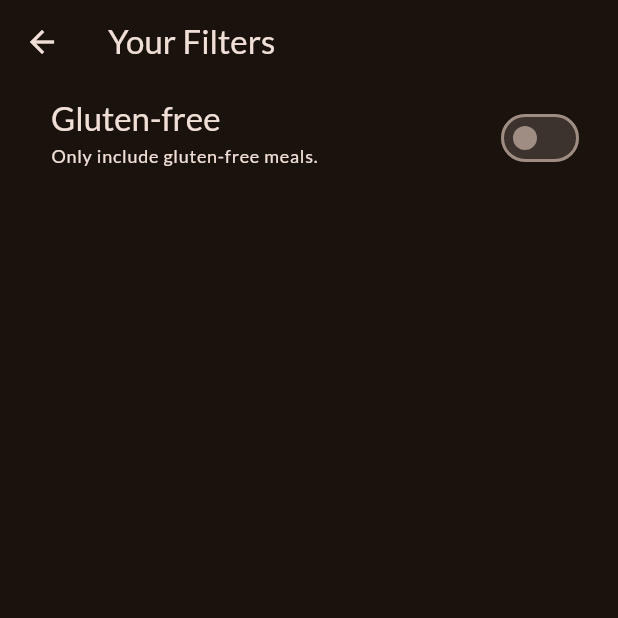
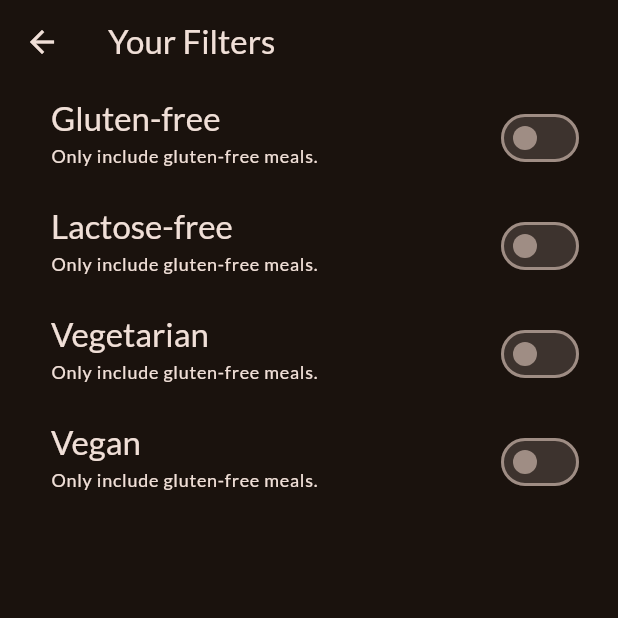
Before and after one commit to hpzynha/Flutter_Dart_The_Complete_Guide, a Flutter app: the FiltersScreen screen opened directly, on a phone screen of 412 x 824 dp, the top half of it. Run offline on Flutter 3.47's test engine with Material 3 defaults, Android fonts, the phone set to English and light mode, and no system bars; our stand-ins replace google_fonts, transparent_image.

Commit message:
Filters switch

```diff
--- a/meals/lib/screens/filters.dart
+++ b/meals/lib/screens/filters.dart
@@ -9,6 +9,9 @@ class FiltersScreen extends StatefulWidget {
 
 class _FiltersScreenState extends State<FiltersScreen> {
   var _glutenFreeFilterSet = false;
+  var _lactoseFreeFilterSet = false;
+  var _vegetarianFilterSet = false;
+  var _veganFilterSet = false;
 
   @override
   Widget build(BuildContext context) {
@@ -42,6 +45,78 @@ class _FiltersScreenState extends State<FiltersScreen> {
             activeColor: Theme.of(context).colorScheme.tertiary,
             contentPadding: EdgeInsets.only(left: 34, right: 22),
           ),
+          SwitchListTile(
+            value: _lactoseFreeFilterSet,
+            onChanged: (isChecked) {
+              setState(() {
+                _lactoseFreeFilterSet = isChecked;
+              });
+            },
+            title: Text(
+              'Lactose-free',
+              style: Theme.of(context)
+                  .textTheme
+                  .titleLarge!
+                  .copyWith(color: Theme.of(context).colorScheme.onSurface),
+            ),
+            subtitle: Text(
+              'Only include gluten-free meals.',
+              style: Theme.of(context)
+                  .textTheme
+                  .labelMedium!
+                  .copyWith(color: Theme.of(context).colorScheme.onSurface),
+            ),
+            activeColor: Theme.of(context).colorScheme.tertiary,
+            contentPadding: EdgeInsets.only(left: 34, right: 22),
+          ),
+          SwitchListTile(
+            value: _vegetarianFilterSet,
+            onChanged: (isChecked) {
+              setState(() {
+                _vegetarianFilterSet = isChecked;
+              });
+            },
+            title: Text(
+              'Vegetarian',
+              style: Theme.of(context)
+                  .textTheme
+                  .titleLarge!
+                  .copyWith(color: Theme.of(context).colorScheme.onSurface),
+            ),
+            subtitle: Text(
+              'Only include gluten-free meals.',
+              style: Theme.of(context)
+                  .textTheme
+                  .labelMedium!
+                  .copyWith(color: Theme.of(context).colorScheme.onSurface),
+            ),
+            activeColor: Theme.of(context).colorScheme.tertiary,
+            contentPadding: EdgeInsets.only(left: 34, right: 22),
+          ),
+          SwitchListTile(
+            value: _veganFilterSet,
+            onChanged: (isChecked) {
+              setState(() {
+                _veganFilterSet = isChecked;
+              });
+            },
+            title: Text(
+              'Vegan',
+              style: Theme.of(context)
+                  .textTheme
+                  .titleLarge!
+                  .copyWith(color: Theme.of(context).colorScheme.onSurface),
+            ),
+            subtitle: Text(
+              'Only include gluten-free meals.',
+              style: Theme.of(context)
+                  .textTheme
+                  .labelMedium!
+                  .copyWith(color: Theme.of(context).colorScheme.onSurface),
+            ),
+            activeColor: Theme.of(context).colorScheme.tertiary,
+            contentPadding: EdgeInsets.only(left: 34, right: 22),
+          ),
         ],
       ),
     );
```
